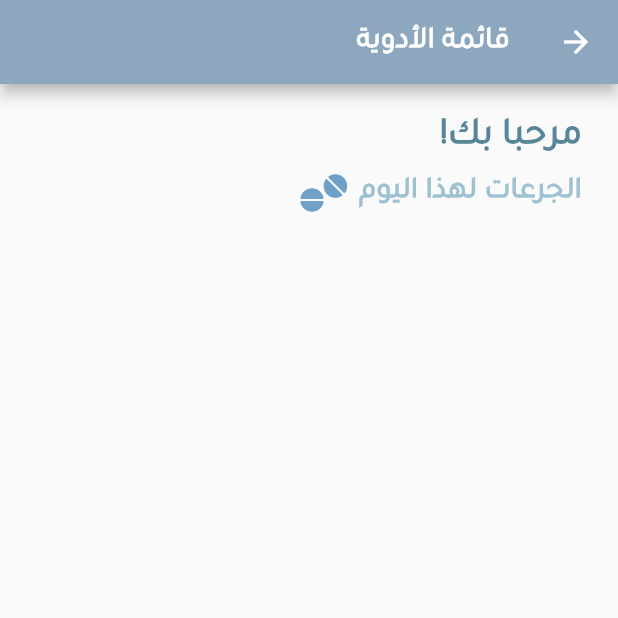
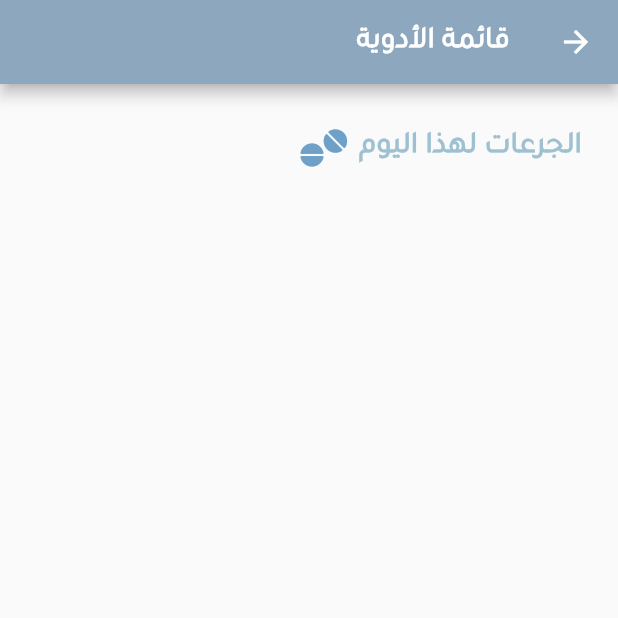
Before and after one commit to aljoharash/Itmaen-G9, a Flutter app: the ViewD screen opened directly, on a phone screen of 412 x 824 dp, the top half of it. Run offline on Flutter 3.47's test engine with Material 2 defaults, Android fonts, the light colour scheme and no system bars; our stand-ins replace cloud_firestore, curved_navigation_bar, firebase_auth, firebase_core, flutter_colorpicker, flutter_local_notifications and 12 more; missing offline and left inert: dart:ffi, day_night_time_picker, flutter_barcode_scanner; accounts and stored records are empty.

Commit message:
Delete Welcome message - edit dimensions

```diff
--- a/itmaen/lib/viewD.dart
+++ b/itmaen/lib/viewD.dart
@@ -137,13 +137,13 @@ class _ViewDPageState extends State<ViewD> {
                             //   size: 25,
                             //   color: ui.Color.fromARGB(255, 111, 161, 200),
                             // ),
-                            Text(
-                              '    مرحبا بك!   ',
-                              style: GoogleFonts.tajawal(
-                                  fontSize: 25,
-                                  color: ui.Color.fromARGB(255, 88, 133, 151),
-                                  fontWeight: FontWeight.bold),
-                            ),
+                            // Text(
+                            //   '    مرحبا بك!   ',
+                            //   style: GoogleFonts.tajawal(
+                            //       fontSize: 25,
+                            //       color: ui.Color.fromARGB(255, 88, 133, 151),
+                            //       fontWeight: FontWeight.bold),
+                            // ),
 
                           ],
                         ),
@@ -246,13 +246,13 @@ class _ViewDPageState extends State<ViewD> {
                             //   size: 25,
                             //   color: ui.Color.fromARGB(255, 111, 161, 200),
                             // ),
-                            Text(
-                              '    مرحبا بك!   ',
-                              style: GoogleFonts.tajawal(
-                                  fontSize: 25,
-                                  color: ui.Color.fromARGB(255, 88, 133, 151),
-                                  fontWeight: FontWeight.bold),
-                            ),
+                            // Text(
+                            //   '    مرحبا بك!   ',
+                            //   style: GoogleFonts.tajawal(
+                            //       fontSize: 25,
+                            //       color: ui.Color.fromARGB(255, 88, 133, 151),
+                            //       fontWeight: FontWeight.bold),
+                            // ),
 
                           ],
                         ),
@@ -748,9 +748,9 @@ class _medBubbleState extends State<medBubble> {
   ),
 ),
 
-SizedBox(
-  height: 10,
-),
+// SizedBox(
+//   height: 10,
+// ),
                                 Row(children: [
 
 
@@ -814,7 +814,7 @@ SizedBox(
                                      child: Column(
                                     children: [
                                      // SizedBox(height: 7,width:30),
-                                     Text('   ' +
+                                     Text('   ' + '\n'+
                                         '${widget.medicName}' ,
                                          style: GoogleFonts.tajawal(
                                             fontSize: 17,
@@ -847,7 +847,7 @@ SizedBox(
                                 ),
                                       widget.checked
                                           ? Text(
-                                              '  تم أخذ الدواء  :) ',
+                                              '  تم أخذ الدواء  :) ' + '\n',
                                               style: GoogleFonts.tajawal(
                                                   fontSize: 13,
                                                   color: Colors.green,
```
